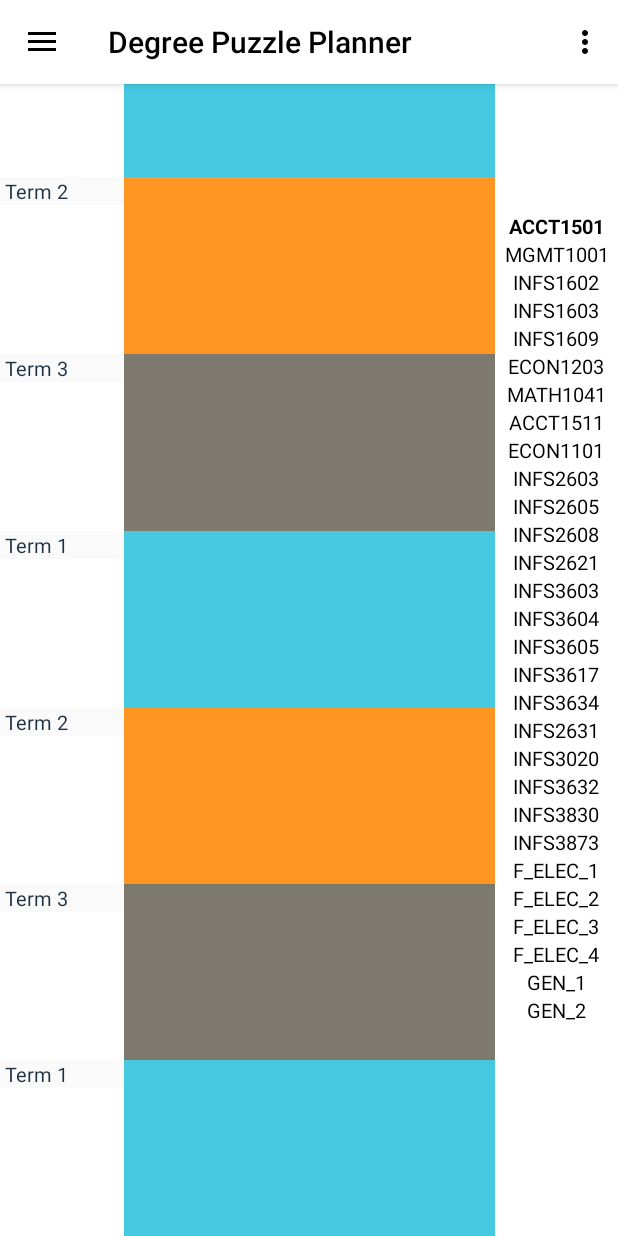
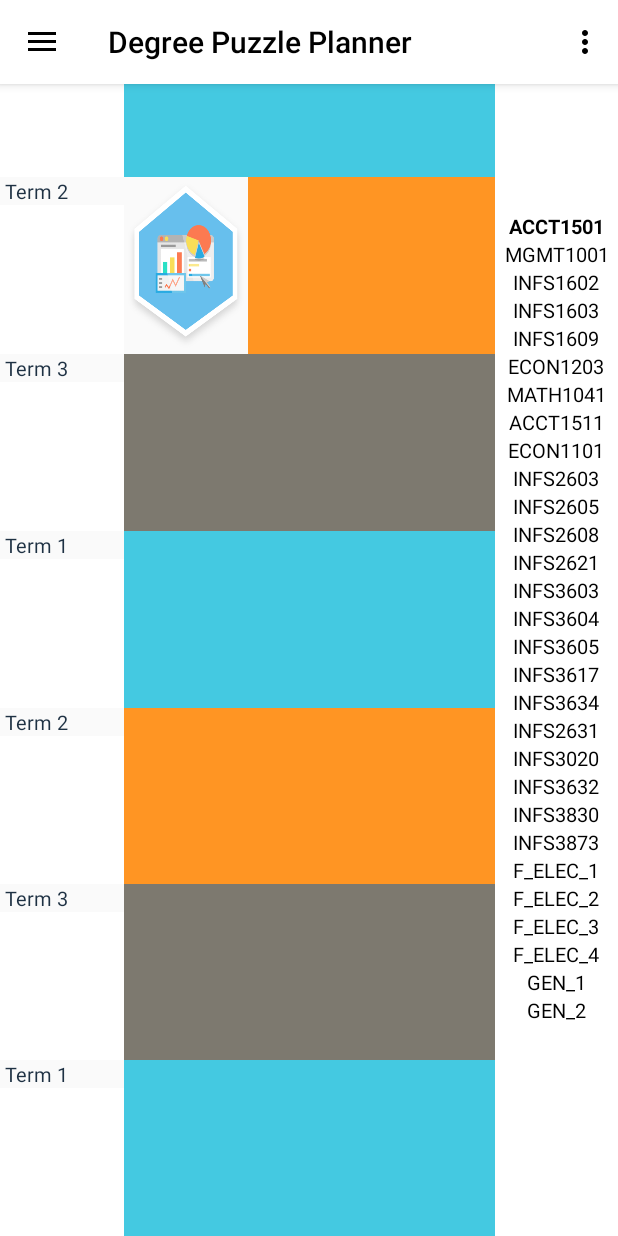
Before and after one commit to faithwlin/GradLink, an Android app: the PuzzlePlannerActivity screen opened directly, with no data from a screen before it, on a phone screen of 412 x 824 dp. Run offline under Robolectric (Android 15) with nearby library versions, the phone set to English and light mode, and no system bars.

Commit message:
spelling error

```diff
--- a/app/src/main/res/layout/activity_home_actvitity.xml
+++ b/app/src/main/res/layout/activity_home_actvitity.xml
@@ -213,7 +213,7 @@
                         android:layout_width="wrap_content"
                         android:layout_height="wrap_content"
                         android:layout_marginTop="10dp"
-                        android:text="My Achivements"
+                        android:text="My Achievements"
                         android:textColor="#000000"
                         android:textSize="18dp" />
 
--- a/app/src/main/res/layout/activity_puzzle_planner.xml
+++ b/app/src/main/res/layout/activity_puzzle_planner.xml
@@ -173,7 +173,7 @@
             android:layout_width="match_parent"
             android:layout_height="match_parent"
             android:layout_weight="1"
-            android:background="#ff9523"
+            android:background="@drawable/eight"
             android:gravity="center"
             android:orientation="vertical" />
 
```
